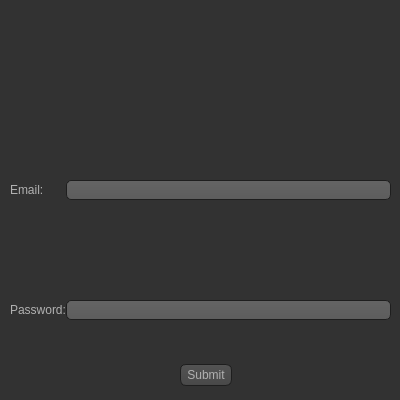
Qt form UI/User_Paypal.ui (1412kauti/ProjectHurricane) before a commit.
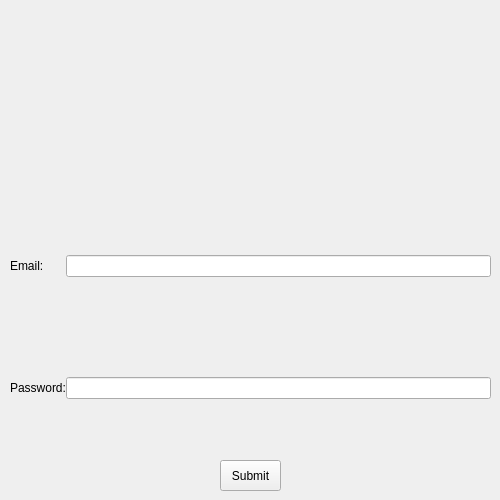
The same form after that commit. Icons and pictures are not drawn.

```diff
--- a/UI/User_Paypal.ui
+++ b/UI/User_Paypal.ui
@@ -6,8 +6,8 @@
    <rect>
     <x>0</x>
     <y>0</y>
-    <width>400</width>
-    <height>400</height>
+    <width>500</width>
+    <height>500</height>
    </rect>
   </property>
   <property name="sizePolicy">
@@ -18,545 +18,27 @@
   </property>
   <property name="minimumSize">
    <size>
-    <width>400</width>
-    <height>400</height>
+    <width>500</width>
+    <height>500</height>
    </size>
   </property>
   <property name="maximumSize">
    <size>
-    <width>400</width>
-    <height>400</height>
+    <width>500</width>
+    <height>500</height>
    </size>
   </property>
   <property name="windowTitle">
    <string>Form</string>
   </property>
   <property name="styleSheet">
-   <string notr="true">QToolTip
-{
-     border: 1px solid black;
-     background-color: #ffa02f;
-     padding: 1px;
-     border-radius: 3px;
-     opacity: 100;
-}
-
-QWidget
-{
-    color: #b1b1b1;
-    background-color: #323232;
-}
-
-QTreeView, QListView
-{
-    background-color: silver;
-    margin-left: 5px;
-}
-
-QWidget:item:hover
-{
-    background-color: QLinearGradient( x1: 0, y1: 0, x2: 0, y2: 1, stop: 0 #ffa02f, stop: 1 #ca0619);
-    color: #000000;
-}
-
-QWidget:item:selected
-{
-    background-color: QLinearGradient( x1: 0, y1: 0, x2: 0, y2: 1, stop: 0 #ffa02f, stop: 1 #d7801a);
-}
-
-QMenuBar::item
-{
-    background: transparent;
-}
-
-QMenuBar::item:selected
-{
-    background: transparent;
-    border: 1px solid #ffaa00;
-}
-
-QMenuBar::item:pressed
-{
-    background: #444;
-    border: 1px solid #000;
-    background-color: QLinearGradient(
-        x1:0, y1:0,
-        x2:0, y2:1,
-        stop:1 #212121,
-        stop:0.4 #343434/*,
-        stop:0.2 #343434,
-        stop:0.1 #ffaa00*/
-    );
-    margin-bottom:-1px;
-    padding-bottom:1px;
-}
-
-QMenu
-{
-    border: 1px solid #000;
-}
-
-QMenu::item
-{
-    padding: 2px 20px 2px 20px;
-}
-
-QMenu::item:selected
-{
-    color: #000000;
-}
-
-QWidget:disabled
-{
-    color: #808080;
-    background-color: #323232;
-}
-
-QAbstractItemView
-{
-    background-color: QLinearGradient( x1: 0, y1: 0, x2: 0, y2: 1, stop: 0 #4d4d4d, stop: 0.1 #646464, stop: 1 #5d5d5d);
-}
-
-QWidget:focus
-{
-    /*border: 1px solid darkgray;*/
-}
-
-QLineEdit
-{
-    background-color: QLinearGradient( x1: 0, y1: 0, x2: 0, y2: 1, stop: 0 #4d4d4d, stop: 0 #646464, stop: 1 #5d5d5d);
-    padding: 1px;
-    border-style: solid;
-    border: 1px solid #1e1e1e;
-    border-radius: 5;
-}
-
-QPushButton
-{
-    color: #b1b1b1;
-    background-color: QLinearGradient( x1: 0, y1: 0, x2: 0, y2: 1, stop: 0 #565656, stop: 0.1 #525252, stop: 0.5 #4e4e4e, stop: 0.9 #4a4a4a, stop: 1 #464646);
-    border-width: 1px;
-    border-color: #1e1e1e;
-    border-style: solid;
-    border-radius: 6;
-    padding: 3px;
-    font-size: 12px;
-    padding-left: 5px;
-    padding-right: 5px;
-    min-width: 40px;
-}
-
-QPushButton:pressed
-{
-    background-color: QLinearGradient( x1: 0, y1: 0, x2: 0, y2: 1, stop: 0 #2d2d2d, stop: 0.1 #2b2b2b, stop: 0.5 #292929, stop: 0.9 #282828, stop: 1 #252525);
-}
-
-QComboBox
-{
-    selection-background-color: #ffaa00;
-    background-color: QLinearGradient( x1: 0, y1: 0, x2: 0, y2: 1, stop: 0 #565656, stop: 0.1 #525252, stop: 0.5 #4e4e4e, stop: 0.9 #4a4a4a, stop: 1 #464646);
-    border-style: solid;
-    border: 1px solid #1e1e1e;
-    border-radius: 5;
-}
-
-QComboBox:hover,QPushButton:hover
-{
-    border: 2px solid QLinearGradient( x1: 0, y1: 0, x2: 0, y2: 1, stop: 0 #ffa02f, stop: 1 #d7801a);
-}
-
-
-QComboBox:on
-{
-    padding-top: 3px;
-    padding-left: 4px;
-    background-color: QLinearGradient( x1: 0, y1: 0, x2: 0, y2: 1, stop: 0 #2d2d2d, stop: 0.1 #2b2b2b, stop: 0.5 #292929, stop: 0.9 #282828, stop: 1 #252525);
-    selection-background-color: #ffaa00;
-}
-
-QComboBox QAbstractItemView
-{
-    border: 2px solid darkgray;
-    selection-background-color: QLinearGradient( x1: 0, y1: 0, x2: 0, y2: 1, stop: 0 #ffa02f, stop: 1 #d7801a);
-}
-
-QComboBox::drop-down
-{
-     subcontrol-origin: padding;
-     subcontrol-position: top right;
-     width: 15px;
-
-     border-left-width: 0px;
-     border-left-color: darkgray;
-     border-left-style: solid; /* just a single line */
-     border-top-right-radius: 3px; /* same radius as the QComboBox */
-     border-bottom-right-radius: 3px;
- }
-
-QComboBox::down-arrow
-{
-     image: url(:/dark_orange/img/down_arrow.png);
-}
-
-QGroupBox
-{
-    border: 1px solid darkgray;
-    margin-top: 10px;
-}
-
-QGroupBox:focus
-{
-    border: 1px solid darkgray;
-}
-
-QTextEdit:focus
-{
-    border: 1px solid darkgray;
-}
-
-QScrollBar:horizontal {
-     border: 1px solid #222222;
-     background: QLinearGradient( x1: 0, y1: 0, x2: 0, y2: 1, stop: 0.0 #121212, stop: 0.2 #282828, stop: 1 #484848);
-     height: 7px;
-     margin: 0px 16px 0 16px;
-}
-
-QScrollBar::handle:horizontal
-{
-      background: QLinearGradient( x1: 0, y1: 0, x2: 1, y2: 0, stop: 0 #ffa02f, stop: 0.5 #d7801a, stop: 1 #ffa02f);
-      min-height: 20px;
-      border-radius: 2px;
-}
-
-QScrollBar::add-line:horizontal {
-      border: 1px solid #1b1b19;
-      border-radius: 2px;
-      background: QLinearGradient( x1: 0, y1: 0, x2: 1, y2: 0, stop: 0 #ffa02f, stop: 1 #d7801a);
-      width: 14px;
-      subcontrol-position: right;
-      subcontrol-origin: margin;
-}
-
-QScrollBar::sub-line:horizontal {
-      border: 1px solid #1b1b19;
-      border-radius: 2px;
-      background: QLinearGradient( x1: 0, y1: 0, x2: 1, y2: 0, stop: 0 #ffa02f, stop: 1 #d7801a);
-      width: 14px;
-     subcontrol-position: left;
-     subcontrol-origin: margin;
-}
-
-QScrollBar::right-arrow:horizontal, QScrollBar::left-arrow:horizontal
-{
-      border: 1px solid black;
-      width: 1px;
-      height: 1px;
-      background: white;
-}
-
-QScrollBar::add-page:horizontal, QScrollBar::sub-page:horizontal
-{
-      background: none;
-}
-
-QScrollBar:vertical
-{
-      background: QLinearGradient( x1: 0, y1: 0, x2: 1, y2: 0, stop: 0.0 #121212, stop: 0.2 #282828, stop: 1 #484848);
-      width: 7px;
-      margin: 16px 0 16px 0;
-      border: 1px solid #222222;
-}
-
-QScrollBar::handle:vertical
-{
-      background: QLinearGradient( x1: 0, y1: 0, x2: 0, y2: 1, stop: 0 #ffa02f, stop: 0.5 #d7801a, stop: 1 #ffa02f);
-      min-height: 20px;
-      border-radius: 2px;
-}
-
-QScrollBar::add-line:vertical
-{
-      border: 1px solid #1b1b19;
-      border-radius: 2px;
-      background: QLinearGradient( x1: 0, y1: 0, x2: 0, y2: 1, stop: 0 #ffa02f, stop: 1 #d7801a);
-      height: 14px;
-      subcontrol-position: bottom;
-      subcontrol-origin: margin;
-}
-
-QScrollBar::sub-line:vertical
-{
-      border: 1px solid #1b1b19;
-      border-radius: 2px;
-      background: QLinearGradient( x1: 0, y1: 0, x2: 0, y2: 1, stop: 0 #d7801a, stop: 1 #ffa02f);
-      height: 14px;
-      subcontrol-position: top;
-      subcontrol-origin: margin;
-}
-
-QScrollBar::up-arrow:vertical, QScrollBar::down-arrow:vertical
-{
-      border: 1px solid black;
-      width: 1px;
-      height: 1px;
-      background: white;
-}
-
-
-QScrollBar::add-page:vertical, QScrollBar::sub-page:vertical
-{
-      background: none;
-}
-
-QTextEdit
-{
-    background-color: #242424;
-}
-
-QPlainTextEdit
-{
-    background-color: #242424;
-}
-
-QHeaderView::section
-{
-    background-color: QLinearGradient(x1:0, y1:0, x2:0, y2:1, stop:0 #616161, stop: 0.5 #505050, stop: 0.6 #434343, stop:1 #656565);
-    color: white;
-    padding-left: 4px;
-    border: 1px solid #6c6c6c;
-}
-
-QCheckBox:disabled
-{
-color: #414141;
-}
-
-QDockWidget::title
-{
-    text-align: center;
-    spacing: 3px; /* spacing between items in the tool bar */
-    background-color: QLinearGradient(x1:0, y1:0, x2:0, y2:1, stop:0 #323232, stop: 0.5 #242424, stop:1 #323232);
-}
-
-QDockWidget::close-button, QDockWidget::float-button
-{
-    text-align: center;
-    spacing: 1px; /* spacing between items in the tool bar */
-    background-color: QLinearGradient(x1:0, y1:0, x2:0, y2:1, stop:0 #323232, stop: 0.5 #242424, stop:1 #323232);
-}
-
-QDockWidget::close-button:hover, QDockWidget::float-button:hover
-{
-    background: #242424;
-}
-
-QDockWidget::close-button:pressed, QDockWidget::float-button:pressed
-{
-    padding: 1px -1px -1px 1px;
-}
-
-QMainWindow::separator
-{
-    background-color: QLinearGradient(x1:0, y1:0, x2:0, y2:1, stop:0 #161616, stop: 0.5 #151515, stop: 0.6 #212121, stop:1 #343434);
-    color: white;
-    padding-left: 4px;
-    border: 1px solid #4c4c4c;
-    spacing: 3px; /* spacing between items in the tool bar */
-}
-
-QMainWindow::separator:hover
-{
-
-    background-color: QLinearGradient(x1:0, y1:0, x2:0, y2:1, stop:0 #d7801a, stop:0.5 #b56c17 stop:1 #ffa02f);
-    color: white;
-    padding-left: 4px;
-    border: 1px solid #6c6c6c;
-    spacing: 3px; /* spacing between items in the tool bar */
-}
-
-QToolBar::handle
-{
-     spacing: 3px; /* spacing between items in the tool bar */
-     background: url(:/dark_orange/img/handle.png);
-}
-
-QMenu::separator
-{
-    height: 2px;
-    background-color: QLinearGradient(x1:0, y1:0, x2:0, y2:1, stop:0 #161616, stop: 0.5 #151515, stop: 0.6 #212121, stop:1 #343434);
-    color: white;
-    padding-left: 4px;
-    margin-left: 10px;
-    margin-right: 5px;
-}
-
-QProgressBar
-{
-    border: 2px solid grey;
-    border-radius: 5px;
-    text-align: center;
-}
-
-QProgressBar::chunk
-{
-    background-color: #d7801a;
-    width: 2.15px;
-    margin: 0.5px;
-}
-
-QTabBar::tab {
-    color: #b1b1b1;
-    border: 1px solid #444;
-    border-bottom-style: none;
-    background-color: #323232;
-    padding-left: 10px;
-    padding-right: 10px;
-    padding-top: 3px;
-    padding-bottom: 2px;
-    margin-right: -1px;
-}
-
-QTabWidget::pane {
-    border: 1px solid #444;
-    top: 1px;
-}
-
-QTabBar::tab:last
-{
-    margin-right: 0; /* the last selected tab has nothing to overlap with on the right */
-    border-top-right-radius: 3px;
-}
-
-QTabBar::tab:first:!selected
-{
- margin-left: 0px; /* the last selected tab has nothing to overlap with on the right */
-
-
-    border-top-left-radius: 3px;
-}
-
-QTabBar::tab:!selected
-{
-    color: #b1b1b1;
-    border-bottom-style: solid;
-    margin-top: 3px;
-    background-color: QLinearGradient(x1:0, y1:0, x2:0, y2:1, stop:1 #212121, stop:.4 #343434);
-}
-
-QTabBar::tab:selected
-{
-    border-top-left-radius: 3px;
-    border-top-right-radius: 3px;
-    margin-bottom: 0px;
-}
-
-QTabBar::tab:!selected:hover
-{
-    /*border-top: 2px solid #ffaa00;
-    padding-bottom: 3px;*/
-    border-top-left-radius: 3px;
-    border-top-right-radius: 3px;
-    background-color: QLinearGradient(x1:0, y1:0, x2:0, y2:1, stop:1 #212121, stop:0.4 #343434, stop:0.2 #343434, stop:0.1 #ffaa00);
-}
-
-QRadioButton::indicator:checked, QRadioButton::indicator:unchecked{
-    color: #b1b1b1;
-    background-color: #323232;
-    border: 1px solid #b1b1b1;
-    border-radius: 6px;
-}
-
-QRadioButton::indicator:checked
-{
-    background-color: qradialgradient(
-        cx: 0.5, cy: 0.5,
-        fx: 0.5, fy: 0.5,
-        radius: 1.0,
-        stop: 0.25 #ffaa00,
-        stop: 0.3 #323232
-    );
-}
-
-QCheckBox::indicator{
-    color: #b1b1b1;
-    background-color: #323232;
-    border: 1px solid #b1b1b1;
-    width: 9px;
-    height: 9px;
-}
-
-QRadioButton::indicator
-{
-    border-radius: 6px;
-}
-
-QRadioButton::indicator:hover, QCheckBox::indicator:hover
-{
-    border: 1px solid #ffaa00;
-}
-
-QCheckBox::indicator:checked
-{
-    image:url(:/dark_orange/img/checkbox.png);
-}
-
-QCheckBox::indicator:disabled, QRadioButton::indicator:disabled
-{
-    border: 1px solid #444;
-}
-
-
-QSlider::groove:horizontal {
-    border: 1px solid #3A3939;
-    height: 8px;
-    background: #201F1F;
-    margin: 2px 0;
-    border-radius: 2px;
-}
-
-QSlider::handle:horizontal {
-    background: QLinearGradient( x1: 0, y1: 0, x2: 0, y2: 1,
-      stop: 0.0 silver, stop: 0.2 #a8a8a8, stop: 1 #727272);
-    border: 1px solid #3A3939;
-    width: 14px;
-    height: 14px;
-    margin: -4px 0;
-    border-radius: 2px;
-}
-
-QSlider::groove:vertical {
-    border: 1px solid #3A3939;
-    width: 8px;
-    background: #201F1F;
-    margin: 0 0px;
-    border-radius: 2px;
-}
-
-QSlider::handle:vertical {
-    background: QLinearGradient( x1: 0, y1: 0, x2: 0, y2: 1, stop: 0.0 silver,
-      stop: 0.2 #a8a8a8, stop: 1 #727272);
-    border: 1px solid #3A3939;
-    width: 14px;
-    height: 14px;
-    margin: 0 -4px;
-    border-radius: 2px;
-}
-
-QAbstractSpinBox {
-    padding-top: 2px;
-    padding-bottom: 2px;
-    border: 1px solid darkgray;
-
-    border-radius: 2px;
-    min-width: 50px;
-}
-</string>
+   <string notr="true"/>
   </property>
   <widget class="QWidget" name="formLayoutWidget">
    <property name="geometry">
     <rect>
-     <x>140</x>
-     <y>30</y>
+     <x>190</x>
+     <y>80</y>
      <width>142</width>
      <height>121</height>
     </rect>
@@ -579,8 +61,8 @@
     <rect>
      <x>10</x>
      <y>180</y>
-     <width>381</width>
-     <height>171</height>
+     <width>481</width>
+     <height>271</height>
     </rect>
    </property>
    <layout class="QFormLayout" name="formLayout_2">
@@ -590,6 +72,9 @@
     <property name="verticalSpacing">
      <number>100</number>
     </property>
+    <property name="topMargin">
+     <number>75</number>
+    </property>
     <item row="0" column="0">
      <widget class="QLabel" name="label_2">
       <property name="text">
@@ -615,8 +100,8 @@
   <widget class="QWidget" name="verticalLayoutWidget">
    <property name="geometry">
     <rect>
-     <x>180</x>
-     <y>360</y>
+     <x>220</x>
+     <y>460</y>
      <width>61</width>
      <height>31</height>
     </rect>
@@ -625,7 +110,7 @@
     <item>
      <widget class="QPushButton" name="Submit_Details2">
       <property name="sizePolicy">
-       <sizepolicy hsizetype="Maximum" vsizetype="Maximum">
+       <sizepolicy hsizetype="Minimum" vsizetype="Preferred">
         <horstretch>0</horstretch>
         <verstretch>0</verstretch>
        </sizepolicy>
@@ -633,6 +118,9 @@
       <property name="text">
        <string>Submit</string>
       </property>
+      <property name="flat">
+       <bool>false</bool>
+      </property>
      </widget>
     </item>
    </layout>
```
